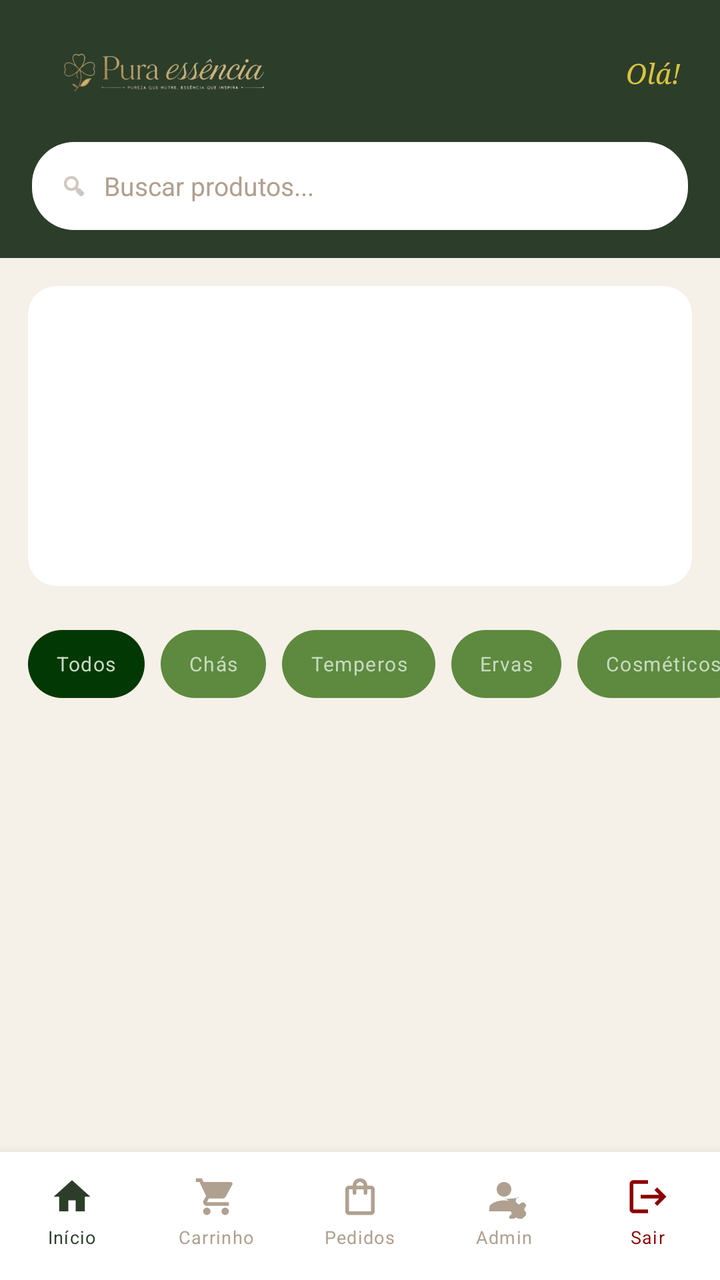
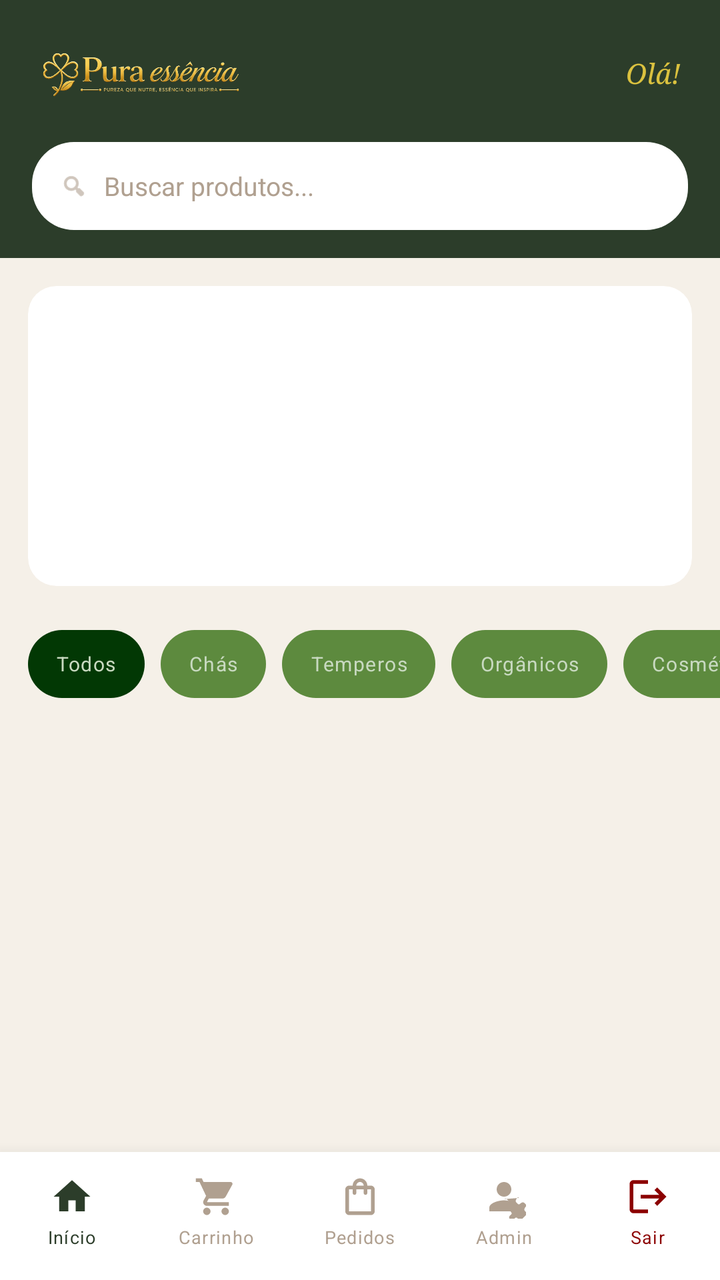

An Android layout rendered at two revisions. The XML below is the earlier revision; the diff shows what the commit changed to produce the second picture.
<!-- AndroidManifest.xml: application theme Theme.AppLoginTest -->
<!-- res/layout/activity_home.xml -->
<?xml version="1.0" encoding="utf-8"?>
<androidx.coordinatorlayout.widget.CoordinatorLayout
    xmlns:android="http://schemas.android.com/apk/res/android"
    xmlns:app="http://schemas.android.com/apk/res-auto"
    android:id="@+id/main"
    android:layout_width="match_parent"
    android:layout_height="match_parent"
    android:background="@color/creme_fundo"
    android:fitsSystemWindows="true">

    <androidx.core.widget.NestedScrollView
        android:layout_width="match_parent"
        android:layout_height="match_parent"
        android:paddingBottom="80dp"
        android:clipToPadding="false">

        <LinearLayout
            android:layout_width="match_parent"
            android:layout_height="wrap_content"
            android:orientation="vertical">

            
            <LinearLayout
                android:id="@+id/header"
                android:layout_width="match_parent"
                android:layout_height="wrap_content"
                android:background="@color/verde_escuro"
                android:orientation="vertical"
                android:paddingStart="16dp"
                android:paddingEnd="16dp"
                android:paddingTop="14dp"
                android:paddingBottom="14dp">

                <LinearLayout
                    android:layout_width="match_parent"
                    android:layout_height="wrap_content"
                    android:orientation="horizontal"
                    android:gravity="center_vertical">

                    <ImageView
                        android:layout_width="210dp"
                        android:layout_height="45dp"
                        android:src="@drawable/logo_corrido"
                        android:scaleType="fitStart"
                        android:adjustViewBounds="true" />

                    <LinearLayout
                        android:layout_width="0dp"
                        android:layout_height="wrap_content"
                        android:layout_weight="1"
                        android:orientation="vertical"
                        android:gravity="end">

                        <TextView
                            android:id="@+id/tvSaudacao"
                            android:layout_width="wrap_content"
                            android:layout_height="wrap_content"
                            android:text="Olá! "
                            android:textColor="#DBC23F"
                            android:textSize="14sp"
                            android:fontFamily="serif"
                            android:textStyle="italic"
                            android:maxLines="1"
                            android:ellipsize="end" />
                    </LinearLayout>

                    
                    <TextView android:id="@+id/tvCarrinhoQtd" android:layout_width="0dp" android:layout_height="0dp" android:visibility="gone" />
                    <ImageButton android:id="@+id/btnCarrinho" android:layout_width="0dp" android:layout_height="0dp" android:visibility="gone" android:src="@drawable/baseline_shopping_cart_24" android:backgroundTint="@android:color/transparent" />
                    <ImageButton android:id="@+id/btnPedidos" android:layout_width="0dp" android:layout_height="0dp" android:visibility="gone" android:src="@drawable/ic_pedidos" android:backgroundTint="@android:color/transparent" />
                    <ImageButton android:id="@+id/btnAdmin" android:layout_width="0dp" android:layout_height="0dp" android:visibility="gone" android:src="@drawable/ic_account_settings" android:backgroundTint="@android:color/transparent" />
                    <ImageButton android:id="@+id/btnLogout" android:layout_width="0dp" android:layout_height="0dp" android:visibility="gone" android:src="@drawable/ic_logout" android:backgroundTint="@android:color/transparent" />
                </LinearLayout>

                
                <LinearLayout
                    android:layout_width="match_parent"
                    android:layout_height="44dp"
                    android:layout_marginTop="12dp"
                    android:background="@drawable/fundo_busca"
                    android:orientation="horizontal"
                    android:gravity="center_vertical"
                    android:paddingStart="14dp"
                    android:paddingEnd="4dp">

                    <ImageView
                        android:layout_width="14dp"
                        android:layout_height="14dp"
                        android:src="@android:drawable/ic_menu_search"
                        app:tint="@color/texto_secundario" />

                    <EditText
                        android:id="@+id/etBusca"
                        android:layout_width="0dp"
                        android:layout_height="match_parent"
                        android:layout_weight="1"
                        android:layout_marginStart="8dp"
                        android:background="@android:color/transparent"
                        android:hint="Buscar produtos..."
                        android:textColorHint="@color/texto_secundario"
                        android:textColor="@color/texto_principal"
                        android:textSize="13sp"
                        android:fontFamily="sans-serif"
                        android:inputType="text"
                        android:imeOptions="actionSearch"
                        android:singleLine="true" />

                    
                    <ImageView
                        android:id="@+id/ivLimparBusca"
                        android:layout_width="32dp"
                        android:layout_height="32dp"
                        android:padding="6dp"
                        android:layout_marginEnd="4dp"
                        android:src="@android:drawable/ic_menu_close_clear_cancel"
                        android:visibility="gone"
                        android:clickable="true"
                        android:focusable="true"
                        app:tint="@color/texto_secundario" />

                </LinearLayout>
            </LinearLayout>

            
            <LinearLayout
                android:layout_width="match_parent"
                android:layout_height="wrap_content"
                android:orientation="vertical"
                android:background="@color/creme_fundo"
                android:paddingStart="14dp"
                android:paddingEnd="14dp"
                android:paddingTop="14dp">

                <androidx.cardview.widget.CardView
                    android:layout_width="match_parent"
                    android:layout_height="wrap_content"
                    app:cardCornerRadius="14dp"
                    app:cardElevation="0dp">

                    <androidx.viewpager2.widget.ViewPager2
                        android:id="@+id/viewPagerBanner"
                        android:layout_width="match_parent"
                        android:layout_height="150dp" />
                </androidx.cardview.widget.CardView>

                <LinearLayout
                    android:id="@+id/layoutIndicadores"
                    android:layout_width="wrap_content"
                    android:layout_height="wrap_content"
                    android:layout_gravity="center_horizontal"
                    android:orientation="horizontal"
                    android:layout_marginTop="8dp"
                    android:layout_marginBottom="4dp" />
            </LinearLayout>

            
            <HorizontalScrollView
                android:id="@+id/scrollCategorias"
                android:layout_width="match_parent"
                android:layout_height="wrap_content"
                android:scrollbars="none"
                android:background="@color/creme_fundo"
                android:paddingTop="10dp"
                android:paddingBottom="10dp">

                <LinearLayout
                    android:layout_width="wrap_content"
                    android:layout_height="wrap_content"
                    android:orientation="horizontal"
                    android:paddingStart="14dp"
                    android:paddingEnd="14dp">

                    <TextView
                        android:id="@+id/chipTodos"
                        android:layout_width="wrap_content"
                        android:layout_height="34dp"
                        android:layout_marginEnd="8dp"
                        android:background="@drawable/chip_selecionado"
                        android:gravity="center"
                        android:paddingStart="14dp"
                        android:paddingEnd="14dp"
                        android:text="Todos"
                        android:textColor="@color/verde_menta"
                        android:textSize="10sp"
                        android:fontFamily="sans-serif"
                        android:letterSpacing="0.05" />

                    <TextView
                        android:id="@+id/chipChas"
                        android:layout_width="wrap_content"
                        android:layout_height="34dp"
                        android:layout_marginEnd="8dp"
                        android:background="@drawable/chip_normal"
                        android:gravity="center"
                        android:paddingStart="14dp"
                        android:paddingEnd="14dp"
                        android:text="Chás"
                        android:textColor="@color/verde_menta"
                        android:textSize="10sp"
                        android:fontFamily="sans-serif"
                        android:letterSpacing="0.05" />

                    <TextView
                        android:id="@+id/chipTemperos"
                        android:layout_width="wrap_content"
                        android:layout_height="34dp"
                        android:layout_marginEnd="8dp"
                        android:background="@drawable/chip_normal"
                        android:gravity="center"
                        android:paddingStart="14dp"
                        android:paddingEnd="14dp"
                        android:text="Temperos"
                        android:textColor="@color/verde_menta"
                        android:textSize="10sp"
                        android:fontFamily="sans-serif"
                        android:letterSpacing="0.05" />

                    <TextView
                        android:id="@+id/chipErvas"
                        android:layout_width="wrap_content"
                        android:layout_height="34dp"
                        android:layout_marginEnd="8dp"
                        android:background="@drawable/chip_normal"
                        android:gravity="center"
                        android:paddingStart="14dp"
                        android:paddingEnd="14dp"
                        android:text="Ervas"
                        android:textColor="@color/verde_menta"
                        android:textSize="10sp"
                        android:fontFamily="sans-serif"
                        android:letterSpacing="0.05" />

                    <TextView
                        android:id="@+id/chipCosmeticos"
                        android:layout_width="wrap_content"
                        android:layout_height="34dp"
                        android:background="@drawable/chip_normal"
                        android:gravity="center"
                        android:paddingStart="14dp"
                        android:paddingEnd="14dp"
                        android:text="Cosméticos"
                        android:textColor="@color/verde_menta"
                        android:textSize="10sp"
                        android:fontFamily="sans-serif"
                        android:letterSpacing="0.05" />

                </LinearLayout>
            </HorizontalScrollView>

            
            <ProgressBar
                android:id="@+id/progressBar"
                android:layout_width="wrap_content"
                android:layout_height="wrap_content"
                android:layout_gravity="center"
                android:indeterminateTint="@color/verde_escuro"
                android:layout_marginTop="8dp"
                android:layout_marginBottom="4dp"
                android:visibility="gone" />

            
            <androidx.recyclerview.widget.RecyclerView
                android:id="@+id/recyclerProdutos"
                android:layout_width="match_parent"
                android:layout_height="wrap_content"
                android:paddingStart="10dp"
                android:paddingEnd="10dp"
                android:paddingTop="8dp"
                android:paddingBottom="16dp"
                android:clipToPadding="false"
                android:nestedScrollingEnabled="false"
                android:background="@color/creme_fundo" />

        </LinearLayout>
    </androidx.core.widget.NestedScrollView>

    
    <LinearLayout
        android:id="@+id/bottomNav"
        android:layout_width="match_parent"
        android:layout_height="wrap_content"
        android:minHeight="64dp"
        android:layout_gravity="bottom"
        android:background="@color/white"
        android:orientation="horizontal"
        android:elevation="12dp"
        android:paddingTop="6dp"
        android:paddingBottom="10dp">

        <LinearLayout
            android:id="@+id/navInicio"
            android:layout_width="0dp"
            android:layout_height="match_parent"
            android:layout_weight="1"
            android:orientation="vertical"
            android:gravity="center"
            android:background="?attr/selectableItemBackgroundBorderless">

            <ImageView android:layout_width="22dp" android:layout_height="22dp" android:src="@drawable/ic_home" app:tint="@color/verde_escuro" />
            <TextView android:layout_width="wrap_content" android:layout_height="wrap_content" android:text="Início" android:textSize="9sp" android:fontFamily="sans-serif" android:textColor="@color/verde_escuro" android:letterSpacing="0.05" android:layout_marginTop="3dp" />
        </LinearLayout>

        <LinearLayout
            android:id="@+id/navCarrinho"
            android:layout_width="0dp"
            android:layout_height="match_parent"
            android:layout_weight="1"
            android:orientation="vertical"
            android:gravity="center"
            android:background="?attr/selectableItemBackgroundBorderless">

            <FrameLayout android:layout_width="wrap_content" android:layout_height="wrap_content">
                <ImageView android:layout_width="22dp" android:layout_height="22dp" android:src="@drawable/baseline_shopping_cart_24" app:tint="@color/texto_secundario" />
                <TextView android:id="@+id/tvNavCarrinhoQtd" android:layout_width="15dp" android:layout_height="15dp" android:layout_gravity="top|end" android:background="@color/verde_medio" android:gravity="center" android:text="0" android:textColor="@color/white" android:textSize="8sp" android:visibility="gone" />
            </FrameLayout>
            <TextView android:layout_width="wrap_content" android:layout_height="wrap_content" android:text="Carrinho" android:textSize="9sp" android:fontFamily="sans-serif" android:textColor="@color/texto_secundario" android:letterSpacing="0.05" android:layout_marginTop="3dp" />
        </LinearLayout>

        <LinearLayout
            android:id="@+id/navPedidos"
            android:layout_width="0dp"
            android:layout_height="match_parent"
            android:layout_weight="1"
            android:orientation="vertical"
            android:gravity="center"
            android:background="?attr/selectableItemBackgroundBorderless">

            <ImageView android:layout_width="22dp" android:layout_height="22dp" android:src="@drawable/ic_pedidos" app:tint="@color/texto_secundario" />
            <TextView android:layout_width="wrap_content" android:layout_height="wrap_content" android:text="Pedidos" android:textSize="9sp" android:fontFamily="sans-serif" android:textColor="@color/texto_secundario" android:letterSpacing="0.05" android:layout_marginTop="3dp" />
        </LinearLayout>

        <LinearLayout
            android:id="@+id/navAdmin"
            android:layout_width="0dp"
            android:layout_height="match_parent"
            android:layout_weight="1"
            android:orientation="vertical"
            android:gravity="center"
            android:background="?attr/selectableItemBackgroundBorderless">

            <ImageView android:layout_width="22dp" android:layout_height="22dp" android:src="@drawable/ic_account_settings" app:tint="@color/texto_secundario" />
            <TextView android:layout_width="wrap_content" android:layout_height="wrap_content" android:text="Admin" android:textSize="9sp" android:fontFamily="sans-serif" android:textColor="@color/texto_secundario" android:letterSpacing="0.05" android:layout_marginTop="3dp" />
        </LinearLayout>

        <LinearLayout
            android:id="@+id/navSair"
            android:layout_width="0dp"
            android:layout_height="match_parent"
            android:layout_weight="1"
            android:orientation="vertical"
            android:gravity="center"
            android:background="?attr/selectableItemBackgroundBorderless">

            <ImageView android:layout_width="22dp" android:layout_height="22dp" android:src="@drawable/ic_logout" app:tint="@color/vermelho_sair" />
            <TextView android:layout_width="wrap_content" android:layout_height="wrap_content" android:text="Sair" android:textSize="9sp" android:fontFamily="sans-serif" android:textColor="@color/vermelho_sair" android:letterSpacing="0.05" android:layout_marginTop="3dp" />
        </LinearLayout>

    </LinearLayout>

</androidx.coordinatorlayout.widget.CoordinatorLayout>
<!-- resources referenced by this layout -->
<resources>
  <color name="creme_fundo">#F5F0E8</color>
  <color name="texto_principal">#2C3D2A</color>
  <color name="texto_secundario">#B0A090</color>
  <color name="verde_escuro">#2C3D2A</color>
  <color name="verde_medio">#3D5C3A</color>
  <color name="verde_menta">#C8D9C0</color>
  <color name="vermelho_sair">#8B0000</color>
  <color name="white">#FFFFFFFF</color>
  <!-- drawable baseline_shopping_cart_24 (drawable) -->
  <vector xmlns:android="http://schemas.android.com/apk/res/android" android:height="24dp" android:tint="#000000" android:viewportHeight="24" android:viewportWidth="24" android:width="24dp">
        
      <path android:fillColor="@android:color/white" android:pathData="M7,18c-1.1,0 -1.99,0.9 -1.99,2S5.9,22 7,22s2,-0.9 2,-2 -0.9,-2 -2,-2zM1,2v2h2l3.6,7.59 -1.35,2.45c-0.16,0.28 -0.25,0.61 -0.25,0.96 0,1.1 0.9,2 2,2h12v-2L7.42,15c-0.14,0 -0.25,-0.11 -0.25,-0.25l0.03,-0.12 0.9,-1.63h7.45c0.75,0 1.41,-0.41 1.75,-1.03l3.58,-6.49c0.08,-0.14 0.12,-0.31 0.12,-0.48 0,-0.55 -0.45,-1 -1,-1L5.21,4l-0.94,-2L1,2zM17,18c-1.1,0 -1.99,0.9 -1.99,2s0.89,2 1.99,2 2,-0.9 2,-2 -0.9,-2 -2,-2z"/>
      
  </vector>
  <!-- drawable chip_normal (drawable) -->
  <?xml version="1.0" encoding="utf-8"?>
  <shape xmlns:android="http://schemas.android.com/apk/res/android"
      android:shape="rectangle">
      <solid android:color="#5D8A3E" />
      <corners android:radius="19dp" />
  </shape>
  <!-- drawable chip_selecionado (drawable) -->
  <?xml version="1.0" encoding="utf-8"?>
  <shape xmlns:android="http://schemas.android.com/apk/res/android"
      android:shape="rectangle">
      <solid android:color="#023804" />
      <corners android:radius="19dp" />
  </shape>
  <!-- drawable fundo_busca (drawable) -->
  <shape xmlns:android="http://schemas.android.com/apk/res/android" android:shape="rectangle">
  
      <solid android:color="#FFFFFF"/>
      <corners android:radius="21dp"/>
  
  </shape>
  <!-- drawable ic_home (drawable) -->
  <vector xmlns:android="http://schemas.android.com/apk/res/android"
      android:width="24dp"
      android:height="24dp"
      android:viewportWidth="24"
      android:viewportHeight="24">
      <path
          android:fillColor="#FFFDD0"
          android:pathData="M10,20v-6h4v6h5v-8h3L12,3 2,12h3v8z"/>
  </vector>
  <!-- drawable ic_logout (drawable) -->
  <vector xmlns:android="http://schemas.android.com/apk/res/android"
      android:width="24dp"
      android:height="24dp"
      android:viewportWidth="24"
      android:viewportHeight="24">
      <path
          android:fillColor="#FFFDD0"
          android:pathData="M17,7l-1.41,1.41L18.17,11H8v2h10.17l-2.58,2.58L17,17l5,-5zM4,5h8V3H4C2.9,3 2,3.9 2,5v14c0,1.1 0.9,2 2,2h8v-2H4z"/>
  </vector>
  <!-- drawable ic_pedidos (drawable) -->
  <vector xmlns:android="http://schemas.android.com/apk/res/android"
      android:width="24dp"
      android:height="24dp"
      android:viewportWidth="24"
      android:viewportHeight="24">
      <path
          android:fillColor="#FFFDD0"
          android:pathData="M18,6h-2c0,-2.21 -1.79,-4 -4,-4S8,3.79 8,6H6c-1.1,0 -2,0.9 -2,2v12c0,1.1 0.9,2 2,2h12c1.1,0 2,-0.9 2,-2V8c0,-1.1 -0.9,-2 -2,-2zM12,4c1.1,0 2,0.9 2,2h-4c0,-1.1 0.9,-2 2,-2zM18,20H6V8h2v2c0,0.55 0.45,1 1,1s1,-0.45 1,-1V8h4v2c0,0.55 0.45,1 1,1s1,-0.45 1,-1V8h2v12z"/>
  </vector>
  <!-- drawable logo_corrido: png bitmap (drawable, 86209 bytes) -->
  <style name="Theme.AppLoginTest" parent="Base.Theme.AppLoginTest" />
  <style name="Base.Theme.AppLoginTest" parent="Theme.Material3.DayNight.NoActionBar">
          <item name="colorPrimary">@color/verde_escuro</item>
          <item name="colorPrimaryVariant">@color/verde_medio</item>
          <item name="colorOnPrimary">@color/white</item>
          <item name="colorSecondary">@color/verde_claro</item>
          <item name="colorOnSecondary">@color/verde_escuro</item>
          <item name="android:windowBackground">@color/creme_fundo</item>
          <item name="android:fontFamily">sans-serif</item>
      </style>
  <color name="verde_claro">#8FAD88</color>
  <!-- unchanged entries left out for length: 1 -->
</resources>

<!-- the commit's change to res/layout/activity_home.xml (unified diff, before → after) -->
@@ -40,7 +40,7 @@
                     <ImageView
                         android:layout_width="210dp"
                         android:layout_height="45dp"
-                        android:src="@drawable/logo_corrido"
+                        android:src="@drawable/logo_escrito"
                         android:scaleType="fitStart"
                         android:adjustViewBounds="true" />
 
@@ -64,7 +64,6 @@
                             android:ellipsize="end" />
                     </LinearLayout>
 
-                    
                     <TextView android:id="@+id/tvCarrinhoQtd" android:layout_width="0dp" android:layout_height="0dp" android:visibility="gone" />
                     <ImageButton android:id="@+id/btnCarrinho" android:layout_width="0dp" android:layout_height="0dp" android:visibility="gone" android:src="@drawable/baseline_shopping_cart_24" android:backgroundTint="@android:color/transparent" />
                     <ImageButton android:id="@+id/btnPedidos" android:layout_width="0dp" android:layout_height="0dp" android:visibility="gone" android:src="@drawable/ic_pedidos" android:backgroundTint="@android:color/transparent" />
@@ -105,7 +104,6 @@
                         android:imeOptions="actionSearch"
                         android:singleLine="true" />
 
-                    
                     <ImageView
                         android:id="@+id/ivLimparBusca"
                         android:layout_width="32dp"
@@ -215,6 +213,7 @@
                         android:fontFamily="sans-serif"
                         android:letterSpacing="0.05" />
 
+                    
                     <TextView
                         android:id="@+id/chipErvas"
                         android:layout_width="wrap_content"
@@ -224,7 +223,7 @@
                         android:gravity="center"
                         android:paddingStart="14dp"
                         android:paddingEnd="14dp"
-                        android:text="Ervas"
+                        android:text="Orgânicos"
                         android:textColor="@color/verde_menta"
                         android:textSize="10sp"
                         android:fontFamily="sans-serif"
@@ -295,7 +294,6 @@
             android:orientation="vertical"
             android:gravity="center"
             android:background="?attr/selectableItemBackgroundBorderless">
-
             <ImageView android:layout_width="22dp" android:layout_height="22dp" android:src="@drawable/ic_home" app:tint="@color/verde_escuro" />
             <TextView android:layout_width="wrap_content" android:layout_height="wrap_content" android:text="Início" android:textSize="9sp" android:fontFamily="sans-serif" android:textColor="@color/verde_escuro" android:letterSpacing="0.05" android:layout_marginTop="3dp" />
         </LinearLayout>
@@ -308,7 +306,6 @@
             android:orientation="vertical"
             android:gravity="center"
             android:background="?attr/selectableItemBackgroundBorderless">
-
             <FrameLayout android:layout_width="wrap_content" android:layout_height="wrap_content">
                 <ImageView android:layout_width="22dp" android:layout_height="22dp" android:src="@drawable/baseline_shopping_cart_24" app:tint="@color/texto_secundario" />
                 <TextView android:id="@+id/tvNavCarrinhoQtd" android:layout_width="15dp" android:layout_height="15dp" android:layout_gravity="top|end" android:background="@color/verde_medio" android:gravity="center" android:text="0" android:textColor="@color/white" android:textSize="8sp" android:visibility="gone" />
@@ -324,7 +321,6 @@
             android:orientation="vertical"
             android:gravity="center"
             android:background="?attr/selectableItemBackgroundBorderless">
-
             <ImageView android:layout_width="22dp" android:layout_height="22dp" android:src="@drawable/ic_pedidos" app:tint="@color/texto_secundario" />
             <TextView android:layout_width="wrap_content" android:layout_height="wrap_content" android:text="Pedidos" android:textSize="9sp" android:fontFamily="sans-serif" android:textColor="@color/texto_secundario" android:letterSpacing="0.05" android:layout_marginTop="3dp" />
         </LinearLayout>
@@ -337,7 +333,6 @@
             android:orientation="vertical"
             android:gravity="center"
             android:background="?attr/selectableItemBackgroundBorderless">
-
             <ImageView android:layout_width="22dp" android:layout_height="22dp" android:src="@drawable/ic_account_settings" app:tint="@color/texto_secundario" />
             <TextView android:layout_width="wrap_content" android:layout_height="wrap_content" android:text="Admin" android:textSize="9sp" android:fontFamily="sans-serif" android:textColor="@color/texto_secundario" android:letterSpacing="0.05" android:layout_marginTop="3dp" />
         </LinearLayout>
@@ -350,7 +345,6 @@
             android:orientation="vertical"
             android:gravity="center"
             android:background="?attr/selectableItemBackgroundBorderless">
-
             <ImageView android:layout_width="22dp" android:layout_height="22dp" android:src="@drawable/ic_logout" app:tint="@color/vermelho_sair" />
             <TextView android:layout_width="wrap_content" android:layout_height="wrap_content" android:text="Sair" android:textSize="9sp" android:fontFamily="sans-serif" android:textColor="@color/vermelho_sair" android:letterSpacing="0.05" android:layout_marginTop="3dp" />
         </LinearLayout>
<!-- resource entries referenced after the edit -->
@@ -65,7 +65,7 @@
           android:fillColor="#FFFDD0"
           android:pathData="M18,6h-2c0,-2.21 -1.79,-4 -4,-4S8,3.79 8,6H6c-1.1,0 -2,0.9 -2,2v12c0,1.1 0.9,2 2,2h12c1.1,0 2,-0.9 2,-2V8c0,-1.1 -0.9,-2 -2,-2zM12,4c1.1,0 2,0.9 2,2h-4c0,-1.1 0.9,-2 2,-2zM18,20H6V8h2v2c0,0.55 0.45,1 1,1s1,-0.45 1,-1V8h4v2c0,0.55 0.45,1 1,1s1,-0.45 1,-1V8h2v12z"/>
   </vector>
-  <!-- drawable logo_corrido: png bitmap (drawable, 86209 bytes) -->
+  <!-- drawable logo_escrito: png bitmap (drawable, 109499 bytes) -->
   <style name="Theme.AppLoginTest" parent="Base.Theme.AppLoginTest" />
   <style name="Base.Theme.AppLoginTest" parent="Theme.Material3.DayNight.NoActionBar">
           <item name="colorPrimary">@color/verde_escuro</item>
